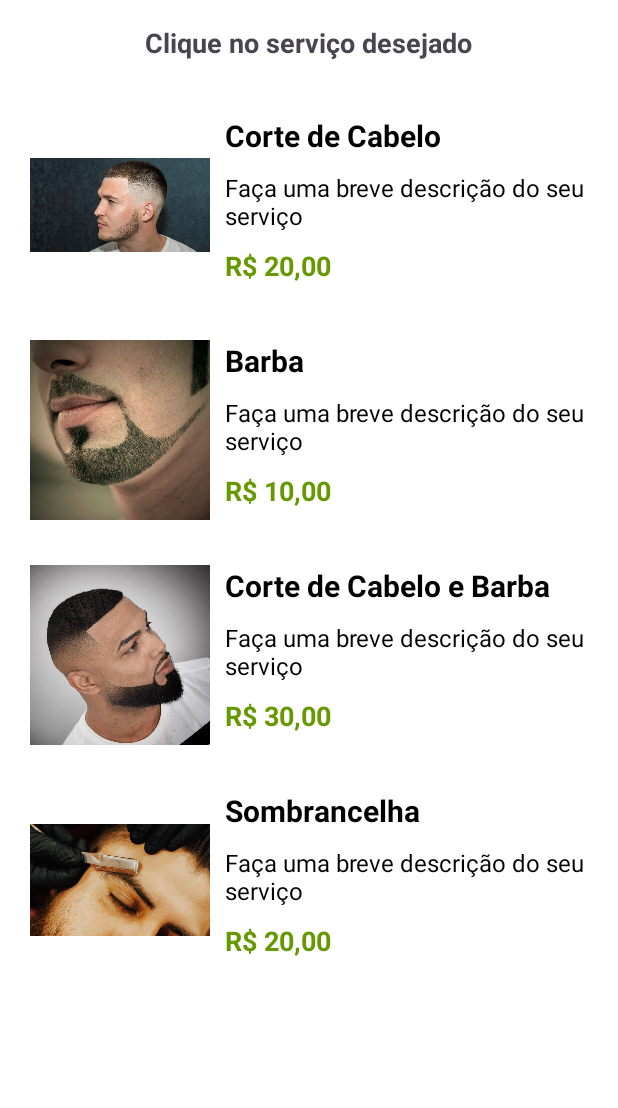
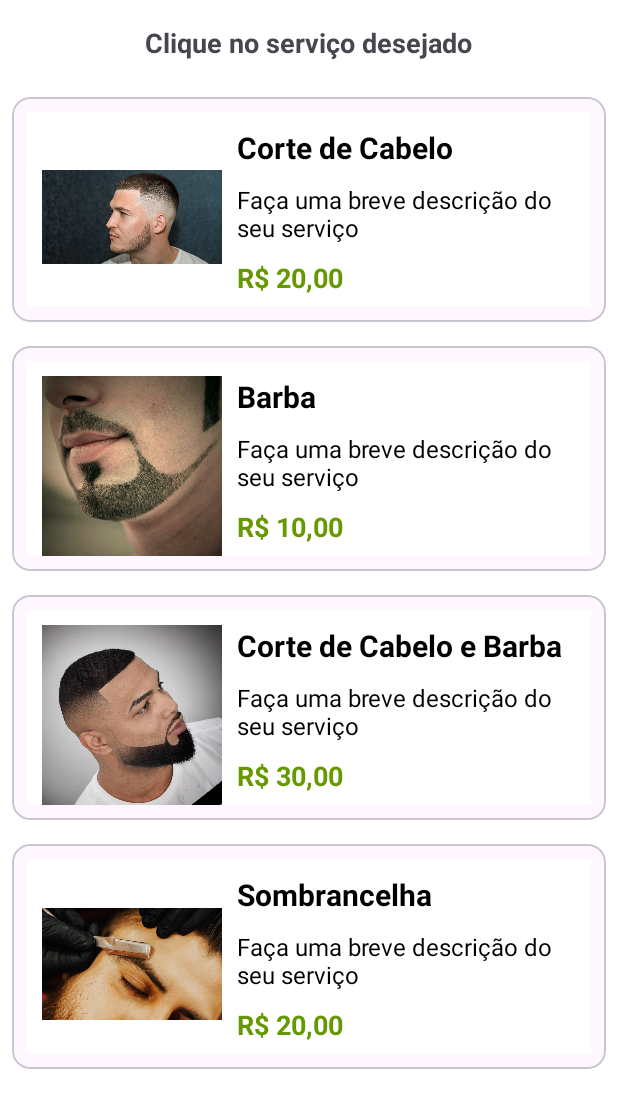
Before and after one commit to Daniel022de/BarberShop, an Android app: the ServiceActivity screen opened directly, with no data from a screen before it, on a phone screen of 412 x 824 dp. Shown: the top 1108 px of the screen. Run offline under Robolectric (Android 15) with nearby library versions, the phone set to English and light mode, and no system bars.

Commit message:
Changes in app

```diff
--- a/app/src/main/java/com/example/barbershop/ScheduleActivity.kt
+++ b/app/src/main/java/com/example/barbershop/ScheduleActivity.kt
@@ -53,15 +53,15 @@ class ScheduleActivity : AppCompatActivity() {
 
         val selectedServiceName = intent.getSerializableExtra("selected_service_name") as? Service
 
-        serviceNameEditText.setText(selectedServiceName?.name)
-        servicePriceEditText.setText(selectedServiceName?.price.orEmpty())
+        serviceNameEditText.setText(selectedServiceName?.nameResourceId)
+        servicePriceEditText.setText(selectedServiceName?.priceResourceId.orEmpty())
 
 
         if (selectedServiceName != null) {
-            imageService.setImageResource(selectedServiceName.image)
-            priceService.setText(selectedServiceName.price)
-            nameService.setText(selectedServiceName.name)
-            describeSerivce.setText(selectedServiceName.describe)
+            imageService.setImageResource(selectedServiceName.imageResourceId)
+            priceService.setText(selectedServiceName.priceResourceId)
+            nameService.setText(selectedServiceName.nameResourceId)
+            describeSerivce.setText(selectedServiceName.describeResourceId)
         }
 
 
--- a/app/src/main/java/com/example/barbershop/ServiceActivity.kt
+++ b/app/src/main/java/com/example/barbershop/ServiceActivity.kt
@@ -34,30 +34,30 @@ class ServiceActivity : AppCompatActivity() {
 
         val service1 = Service(
             R.drawable.ic_hair,
-            name = "Corte de Cabelo",
-            describe = "Faça uma breve descrição do seu serviço",
-            price = "R$ 20,00"
+            nameResourceId = "Corte de Cabelo",
+            describeResourceId = "Faça uma breve descrição do seu serviço",
+            priceResourceId = "R$ 20,00"
 
         )
         val service2 = Service(
             R.drawable.ic_bearde,
-            name = "Barba",
-            describe = "Faça uma breve descrição do seu serviço",
-            price = "R$ 10,00"
+            "Barba",
+            "Faça uma breve descrição do seu serviço",
+            "R$ 10,00"
 
         )
         val service3 = Service(
             R.drawable.ic_hair_bearde,
-            name = "Corte de Cabelo e Barba",
-            describe = "Faça uma breve descrição do seu serviço",
-            price = "R$ 30,00"
+            "Corte de Cabelo e Barba",
+            "Faça uma breve descrição do seu serviço",
+            "R$ 30,00"
 
         )
         val service4 = Service(
             R.drawable.ic_eyebrow,
-            name = "Sombrancelha",
-            describe = "Faça uma breve descrição do seu serviço",
-            price = "R$ 20,00"
+            "Sombrancelha",
+            "Faça uma breve descrição do seu serviço",
+            "R$ 20,00"
 
         )
 
--- a/app/src/main/java/com/example/barbershop/adapter/AdapterService.kt
+++ b/app/src/main/java/com/example/barbershop/adapter/AdapterService.kt
@@ -28,10 +28,10 @@ class AdapterService (private val context: Context, private val services: Mutabl
     }
 
     override fun onBindViewHolder(holder: ServiceViewHolder, position: Int) {
-        holder.image.setImageResource(services[position].image)
-        holder.name.text = services[position].name
-        holder.describe.text = services[position].describe
-        holder.price.text = services[position].price
+        holder.image.setImageResource(services[position].imageResourceId)
+        holder.name.text = services[position].nameResourceId
+        holder.describe.text = services[position].describeResourceId
+        holder.price.text = services[position].priceResourceId
 
         holder.itemView.setOnClickListener {
             listener?.onItemClick(position)
--- /dev/null
+++ b/app/src/main/java/com/example/barbershop/data/Datasource.kt
@@ -0,0 +1,21 @@
+package com.example.barbershop.data
+
+import com.example.barbershop.R
+import com.example.barbershop.model.Service
+
+class Datasource {
+
+    fun loadService(): List<Service> {
+
+        return listOf<Service>(
+            //Service(R.drawable.ic_hair,R.string.hair,R.string.describe,R.string.price_hair),
+            //Service(R.drawable.ic_hair,R.string.hair,R.string.describe,R.string.price_hair)
+
+
+        )
+
+
+
+
+    }
+}
--- a/app/src/main/java/com/example/barbershop/model/Service.kt
+++ b/app/src/main/java/com/example/barbershop/model/Service.kt
@@ -3,10 +3,10 @@ package com.example.barbershop.model
 import java.io.Serializable
 
 data class Service(
-    val image: Int,
-    val name: String,
-    val describe: String,
-    val price: String
+    val imageResourceId: Int,
+    val nameResourceId: String,
+    val describeResourceId: String,
+    val priceResourceId: String
 
 
 ) : Serializable
--- a/app/src/main/res/layout/activity_schedule.xml
+++ b/app/src/main/res/layout/activity_schedule.xml
@@ -9,6 +9,10 @@
         android:orientation="vertical"
         android:padding="16dp">
 
+        <com.google.android.material.card.MaterialCardView xmlns:android="http://schemas.android.com/apk/res/android"
+            android:layout_width="match_parent"
+            android:layout_height="wrap_content"
+            android:layout_margin="8dp">
 
             <RelativeLayout
                 android:layout_width="match_parent"
@@ -19,7 +23,10 @@
                     android:id="@+id/serviceImage"
                     android:layout_width="78dp"
                     android:layout_height="75dp"
-                android:layout_margin="10dp"
+                    android:layout_marginStart="10dp"
+                    android:layout_marginTop="10dp"
+                    android:layout_marginEnd="10dp"
+                    android:layout_marginBottom="10dp"
                     android:src="@drawable/logo" />
 
                 <TextView
@@ -58,6 +65,7 @@
                 <!-- Resto do código -->
 
             </RelativeLayout>
+        </com.google.android.material.card.MaterialCardView>
 
 
         <TextView
--- a/app/src/main/res/layout/services_item.xml
+++ b/app/src/main/res/layout/services_item.xml
@@ -1,64 +1,65 @@
 <?xml version="1.0" encoding="utf-8"?>
-<androidx.constraintlayout.widget.ConstraintLayout xmlns:android="http://schemas.android.com/apk/res/android"
+
+<com.google.android.material.card.MaterialCardView xmlns:android="http://schemas.android.com/apk/res/android"
     android:layout_width="match_parent"
     android:layout_height="wrap_content"
-    android:background="@android:color/white"
+    android:layout_margin="8dp">
+
+    <androidx.constraintlayout.widget.ConstraintLayout xmlns:android="http://schemas.android.com/apk/res/android"
+        xmlns:app="http://schemas.android.com/apk/res-auto"
+        android:layout_width="match_parent"
+        android:layout_height="wrap_content"
         android:layout_margin="10dp"
-    xmlns:app="http://schemas.android.com/apk/res-auto">
+        android:background="@android:color/white">
 
         <ImageView
             android:id="@+id/image_service"
             android:layout_width="120dp"
             android:layout_height="120dp"
-        android:src="@drawable/ic_hair"
             android:layout_margin="10dp"
             app:layout_constraintStart_toStartOf="parent"
-        app:layout_constraintTop_toTopOf="parent"/>
+            app:layout_constraintTop_toTopOf="parent" />
 
         <TextView
             android:id="@+id/name_service"
             android:layout_width="match_parent"
             android:layout_height="wrap_content"
-        android:text="Corte de cabelo"
-        android:textSize="20sp"
-        android:textColor="@color/black"
-        android:textStyle="bold"
             android:layout_marginStart="140dp"
             android:layout_marginTop="10dp"
             android:layout_marginEnd="10dp"
+            android:textColor="@color/black"
+            android:textSize="20sp"
+            android:textStyle="bold"
+            app:layout_constraintEnd_toEndOf="parent"
             app:layout_constraintStart_toEndOf="@id/image_service"
-        app:layout_constraintTop_toTopOf="parent"
-        app:layout_constraintEnd_toEndOf="parent" />
+            app:layout_constraintTop_toTopOf="parent" />
 
         <TextView
             android:id="@+id/describe_service"
             android:layout_width="match_parent"
             android:layout_height="wrap_content"
-        android:text="Em um resumo,\ndescreva seu serviço..."
-        android:textSize="16sp"
-        android:textColor="@color/black"
             android:layout_marginStart="140dp"
             android:layout_marginTop="10dp"
             android:layout_marginEnd="10dp"
             android:maxLines="4"
-        app:layout_constraintTop_toBottomOf="@id/name_service"
+            android:textColor="@color/black"
+            android:textSize="16sp"
+            app:layout_constraintEnd_toEndOf="parent"
             app:layout_constraintStart_toEndOf="@id/image_service"
-        app:layout_constraintEnd_toEndOf="parent" />
+            app:layout_constraintTop_toBottomOf="@id/name_service" />
 
         <TextView
             android:id="@+id/price_service"
             android:layout_width="match_parent"
             android:layout_height="wrap_content"
-        android:text="R$ 20,00"
-        android:textSize="18sp"
-        android:textColor="@android:color/holo_green_dark"
-        android:textStyle="bold"
             android:layout_marginStart="140dp"
             android:layout_marginTop="10dp"
-        app:layout_constraintTop_toBottomOf="@id/describe_service"
-        app:layout_constraintStart_toEndOf="@id/image_service"/>
-
-
+            android:textColor="@android:color/holo_green_dark"
+            android:textSize="18sp"
+            android:textStyle="bold"
+            app:layout_constraintStart_toEndOf="@id/image_service"
+            app:layout_constraintTop_toBottomOf="@id/describe_service" />
 
 
     </androidx.constraintlayout.widget.ConstraintLayout>
+</com.google.android.material.card.MaterialCardView>
--- a/app/src/main/res/values/strings.xml
+++ b/app/src/main/res/values/strings.xml
@@ -1,3 +1,6 @@
 <resources>
     <string name="app_name">Salão App</string>
+    <string name="describe">Faça uma breve descrição do seu serviço</string>
+    <string name="hair">Corte de Cabelo</string>
+    <string name="price_hair">R$ 20,00</string>
 </resources>
```
Lines whose indentation alone changed are shown as unchanged.
